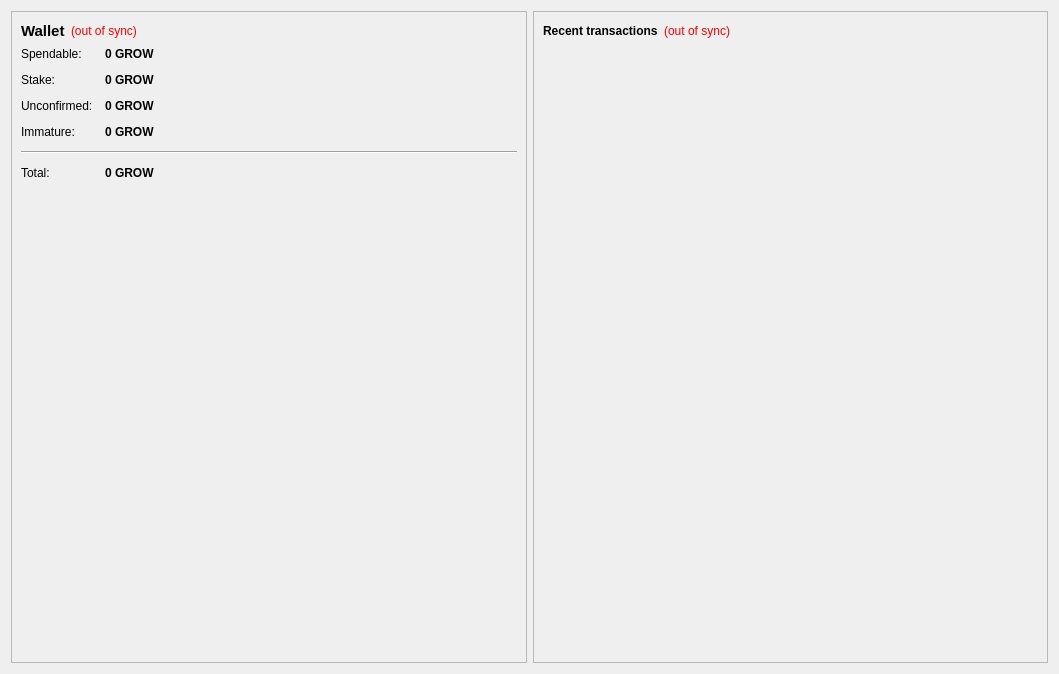
Old version of the form src/qt/forms/overviewpage.ui in the repository aurovine/AudioCoin.
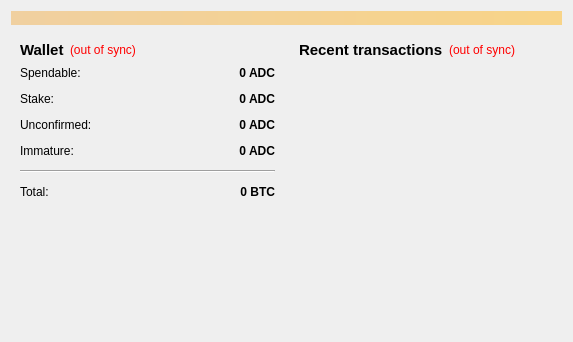
New version of the form.

The edit to the form file:
```diff
--- a/src/qt/forms/overviewpage.ui
+++ b/src/qt/forms/overviewpage.ui
@@ -6,24 +6,37 @@
    <rect>
     <x>0</x>
     <y>0</y>
-    <width>1059</width>
-    <height>674</height>
+    <width>573</width>
+    <height>342</height>
    </rect>
   </property>
   <property name="windowTitle">
    <string>Form</string>
   </property>
+  <layout class="QVBoxLayout" name="topLayout">
+   <item>
+    <widget class="QLabel" name="labelAlerts">
+     <property name="visible">
+      <bool>false</bool>
+     </property>
+     <property name="styleSheet">
+      <string notr="true">background-color: qlineargradient(x1: 0, y1: 0, x2: 1, y2: 0, stop:0 #F0D0A0, stop:1 #F8D488);  color:#000000
+</string>
+     </property>
+     <property name="wordWrap">
+      <bool>true</bool>
+     </property>
+     <property name="margin">
+      <number>3</number>
+     </property>
+    </widget>
+   </item>
+   <item>
   <layout class="QHBoxLayout" name="horizontalLayout" stretch="1,1">
    <item>
     <layout class="QVBoxLayout" name="verticalLayout_2">
      <item>
-      <widget class="QFrame" name="frame">
-       <property name="frameShape">
-        <enum>QFrame::StyledPanel</enum>
-       </property>
-       <property name="frameShadow">
-        <enum>QFrame::Raised</enum>
-       </property>
+        <widget class="QWidget" name="widget" native="true">
        <layout class="QVBoxLayout" name="verticalLayout_4">
         <item>
          <layout class="QHBoxLayout" name="horizontalLayout_4">
@@ -105,7 +118,10 @@
              <string>Your current spendable balance</string>
             </property>
             <property name="text">
-             <string notr="true">0 GROW</string>
+               <string notr="true">0 ADC</string>
+              </property>
+              <property name="alignment">
+               <set>Qt::AlignRight|Qt::AlignTrailing|Qt::AlignVCenter</set>
             </property>
             <property name="textInteractionFlags">
              <set>Qt::LinksAccessibleByMouse|Qt::TextSelectableByKeyboard|Qt::TextSelectableByMouse</set>
@@ -134,7 +150,10 @@
              <string>Total of coins that was staked, and do not yet count toward the current balance</string>
             </property>
             <property name="text">
-             <string notr="true">0 GROW</string>
+               <string notr="true">0 ADC</string>
+              </property>
+              <property name="alignment">
+               <set>Qt::AlignRight|Qt::AlignTrailing|Qt::AlignVCenter</set>
             </property>
             <property name="textInteractionFlags">
              <set>Qt::LinksAccessibleByMouse|Qt::TextSelectableByKeyboard|Qt::TextSelectableByMouse</set>
@@ -163,7 +182,10 @@
              <string>Total of transactions that have yet to be confirmed, and do not yet count toward the current balance</string>
             </property>
             <property name="text">
-             <string notr="true">0 GROW</string>
+               <string notr="true">0 ADC</string>
+              </property>
+              <property name="alignment">
+               <set>Qt::AlignRight|Qt::AlignTrailing|Qt::AlignVCenter</set>
             </property>
             <property name="textInteractionFlags">
              <set>Qt::LinksAccessibleByMouse|Qt::TextSelectableByKeyboard|Qt::TextSelectableByMouse</set>
@@ -189,28 +211,31 @@
              <string>Mined balance that has not yet matured</string>
             </property>
             <property name="text">
-             <string notr="true">0 GROW</string>
+               <string notr="true">0 ADC</string>
+              </property>
+              <property name="alignment">
+               <set>Qt::AlignRight|Qt::AlignTrailing|Qt::AlignVCenter</set>
             </property>
             <property name="textInteractionFlags">
              <set>Qt::LinksAccessibleByMouse|Qt::TextSelectableByKeyboard|Qt::TextSelectableByMouse</set>
             </property>
            </widget>
           </item>
-          <item row="6" column="0" colspan="2">
+            <item row="4" column="0" colspan="2">
            <widget class="Line" name="line">
             <property name="orientation">
              <enum>Qt::Horizontal</enum>
             </property>
            </widget>
           </item>
-          <item row="8" column="0">
+            <item row="5" column="0">
            <widget class="QLabel" name="labelTotalText">
             <property name="text">
              <string>Total:</string>
             </property>
            </widget>
           </item>
-          <item row="8" column="1">
+            <item row="5" column="1">
            <widget class="QLabel" name="labelTotal">
             <property name="font">
              <font>
@@ -225,7 +250,10 @@
              <string>Your current total balance</string>
             </property>
             <property name="text">
-             <string notr="true">0 GROW</string>
+               <string notr="true">0 BTC</string>
+              </property>
+              <property name="alignment">
+               <set>Qt::AlignRight|Qt::AlignTrailing|Qt::AlignVCenter</set>
             </property>
             <property name="textInteractionFlags">
              <set>Qt::LinksAccessibleByMouse|Qt::TextSelectableByKeyboard|Qt::TextSelectableByMouse</set>
@@ -234,8 +262,11 @@
           </item>
          </layout>
         </item>
+         </layout>
+        </widget>
+       </item>
         <item>
-         <spacer name="verticalSpacer_2">
+        <spacer name="verticalSpacer">
           <property name="orientation">
            <enum>Qt::Vertical</enum>
           </property>
@@ -248,25 +279,23 @@
          </spacer>
         </item>
        </layout>
-      </widget>
-     </item>
-    </layout>
    </item>
    <item>
     <layout class="QVBoxLayout" name="verticalLayout_3">
      <item>
-      <widget class="QFrame" name="frame_2">
-       <property name="frameShape">
-        <enum>QFrame::StyledPanel</enum>
-       </property>
-       <property name="frameShadow">
-        <enum>QFrame::Raised</enum>
-       </property>
+        <widget class="QWidget" name="widget_2" native="true">
        <layout class="QVBoxLayout" name="verticalLayout">
         <item>
          <layout class="QHBoxLayout" name="horizontalLayout_2">
           <item>
            <widget class="QLabel" name="label_4">
+              <property name="font">
+               <font>
+                <pointsize>11</pointsize>
+                <weight>75</weight>
+                <bold>true</bold>
+               </font>
+              </property>
             <property name="text">
              <string>&lt;b&gt;Recent transactions&lt;/b&gt;</string>
             </property>
@@ -324,6 +353,8 @@
         </item>
        </layout>
       </widget>
+       </item>
+      </layout>
      </item>
     </layout>
    </item>
```
Left out of the diff: 4 changed lines with no effect on the pictures. Lines whose indentation alone changed are shown as unchanged.
